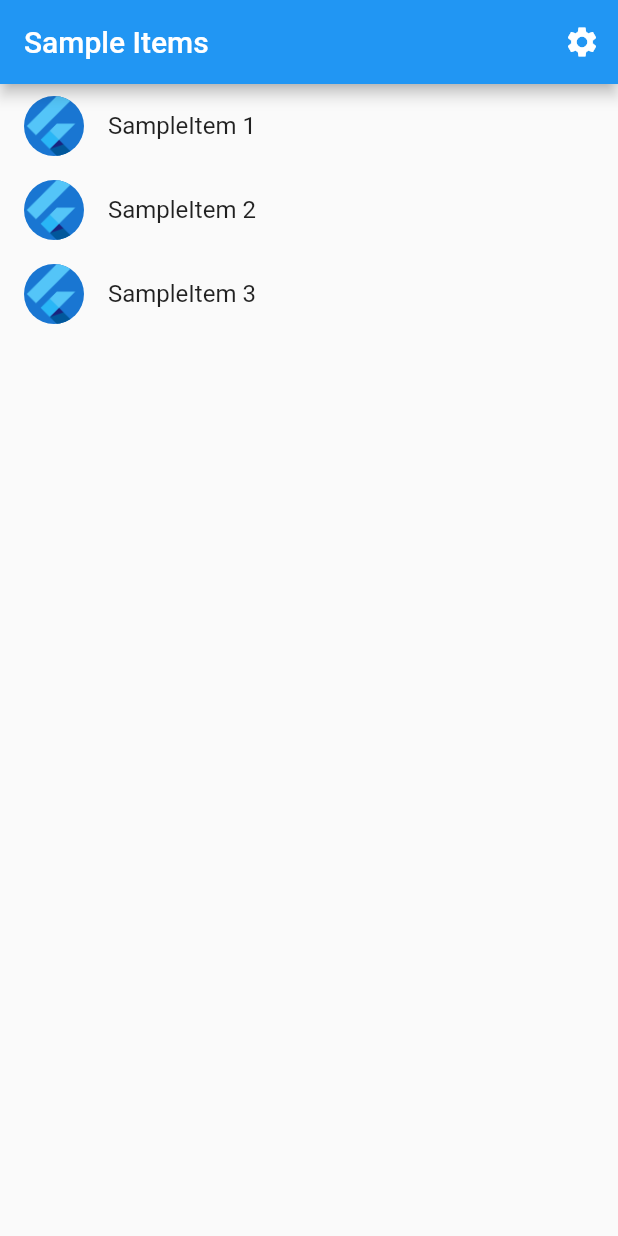
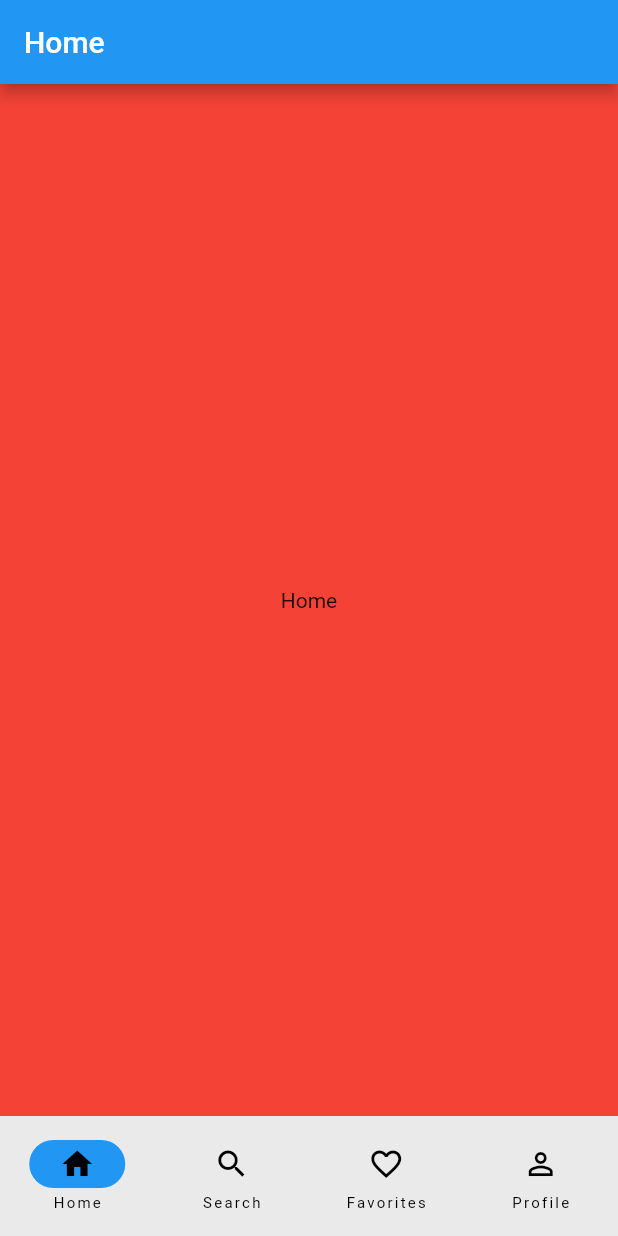
Before and after one commit to fxfzxxx/test_tag, a Flutter app: the screen it shows after launch, on a phone screen of 412 x 824 dp. Run offline on Flutter 3.47's test engine with Material 2 defaults, Android fonts, the light colour scheme and no system bars; our stand-ins replace get; generated files the repository leaves out were written again.

Commit message:
Set up the Appbar and BottomNavigationbar.

```diff
--- a/lib/src/app.dart
+++ b/lib/src/app.dart
@@ -1,9 +1,10 @@
 import 'package:flutter/material.dart';
 import 'package:flutter_gen/gen_l10n/app_localizations.dart';
 import 'package:flutter_localizations/flutter_localizations.dart';
+import 'package:test_tag/src/widgets/navigationbar_example.dart';
 
-import 'sample_feature/sample_item_details_view.dart';
-import 'sample_feature/sample_item_list_view.dart';
+// import 'sample_feature/sample_item_details_view.dart';
+// import 'sample_feature/sample_item_list_view.dart';
 import 'settings/settings_controller.dart';
 import 'settings/settings_view.dart';
 
@@ -60,6 +61,7 @@ class MyApp extends StatelessWidget {
           darkTheme: ThemeData.dark(),
           themeMode: settingsController.themeMode,
 
+          home: const NavigationBarExample(),
           // Define a function to handle named routes in order to support
           // Flutter web url navigation and deep linking.
           onGenerateRoute: (RouteSettings routeSettings) {
@@ -69,11 +71,8 @@ class MyApp extends StatelessWidget {
                 switch (routeSettings.name) {
                   case SettingsView.routeName:
                     return SettingsView(controller: settingsController);
-                  case SampleItemDetailsView.routeName:
-                    return const SampleItemDetailsView();
-                  case SampleItemListView.routeName:
                   default:
-                    return const SampleItemListView();
+                    return const NavigationBarExample();
                 }
               },
             );
--- a/lib/src/sample_feature/sample_item_list_view.dart
+++ b/lib/src/sample_feature/sample_item_list_view.dart
@@ -27,7 +27,7 @@ class SampleItemListView extends StatelessWidget {
               // Navigate to the settings page. If the user leaves and returns
               // to the app after it has been killed while running in the
               // background, the navigation stack is restored.
-              Navigator.restorablePushNamed(context, SettingsView.routeName);
+              // Navigator.restorablePushNamed(context, SettingsView.routeName);
             },
           ),
         ],
@@ -54,15 +54,15 @@ class SampleItemListView extends StatelessWidget {
               // Display the Flutter Logo image asset.
               foregroundImage: AssetImage('assets/images/flutter_logo.png'),
             ),
-            onTap: () {
-              // Navigate to the details page. If the user leaves and returns to
-              // the app after it has been killed while running in the
-              // background, the navigation stack is restored.
-              Navigator.restorablePushNamed(
-                context,
-                SampleItemDetailsView.routeName,
-              );
-            }
+            // onTap: () {
+            //   // Navigate to the details page. If the user leaves and returns to
+            //   // the app after it has been killed while running in the
+            //   // background, the navigation stack is restored.
+            //   Navigator.restorablePushNamed(
+            //     context,
+            //     SampleItemDetailsView.routeName,
+            //   );
+            // }
           );
         },
       ),
--- /dev/null
+++ b/lib/src/widgets/navigationbar_example.dart
@@ -0,0 +1,76 @@
+import 'package:flutter/material.dart';
+
+class NavigationBarExample extends StatefulWidget {
+  const NavigationBarExample({super.key});
+
+  @override
+  State<NavigationBarExample> createState() => _NavigationBarExampleState();
+}
+
+class _NavigationBarExampleState extends State<NavigationBarExample> {
+  int currentPageIndex = 0;
+  final destinationArray = [
+    const NavigationDestination(
+      icon: Icon(Icons.home),
+      selectedIcon: Icon(Icons.home),
+      label: 'Home',
+    ),
+    const NavigationDestination(
+      icon: Icon(Icons.search),
+      selectedIcon: Icon(Icons.search),
+      label: 'Search',
+    ),
+    const NavigationDestination(
+      icon: Icon(Icons.favorite_border),
+      selectedIcon: Icon(Icons.favorite),
+      label: 'Favorites',
+    ),
+    const NavigationDestination(
+      icon: Icon(Icons.person_outline),
+      selectedIcon: Icon(Icons.person),
+      label: 'Profile',
+    ),
+  ];
+  @override
+  Widget build(BuildContext context) {
+    return Scaffold(
+      appBar: AppBar(
+        title: Text(destinationArray[currentPageIndex].label),
+      ),
+      bottomNavigationBar: NavigationBar(
+          onDestinationSelected: (int index) {
+            setState(() {
+              currentPageIndex = index;
+            });
+          },
+          indicatorColor: Colors.blue,
+          selectedIndex: currentPageIndex,
+          destinations: destinationArray),
+      body: <Widget>[
+        Container(
+          color: Colors.red,
+          child: const Center(
+            child: Text('Home'),
+          ),
+        ),
+        Container(
+          color: Colors.green,
+          child: const Center(
+            child: Text('Search'),
+          ),
+        ),
+        Container(
+          color: Colors.blue,
+          child: const Center(
+            child: Text('Favorites'),
+          ),
+        ),
+        Container(
+            color: Colors.yellow,
+            child: const Center(
+              child: Text('Profile'),
+            ))
+      ][currentPageIndex],
+    );
+  }
+}
```
